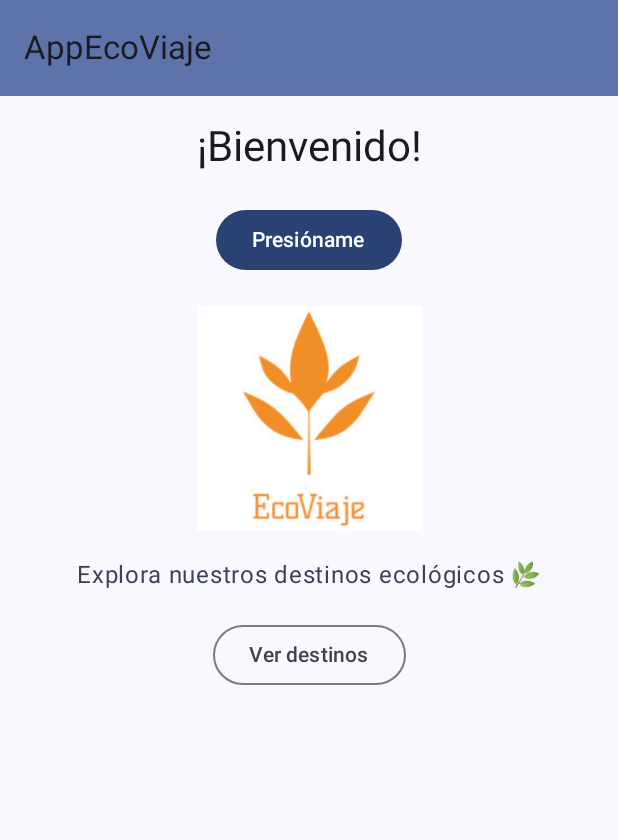
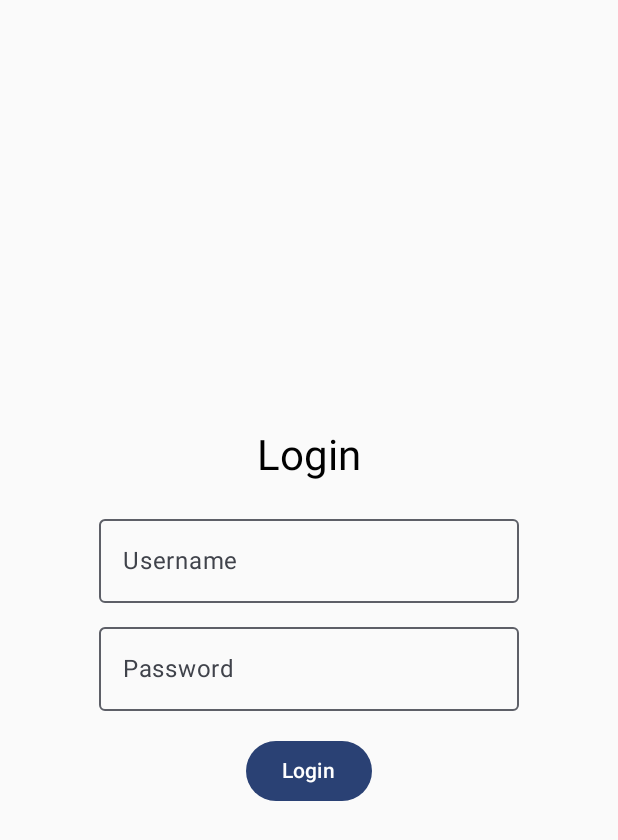
Before and after one commit to MartinPapic/EcoViaje, an Android app built with Jetpack Compose: the screen it shows after launch (MainActivity), on a phone screen of 412 x 824 dp. Shown: the top 840 px of the screen. Run offline under Robolectric (Android 15) with nearby library versions, the phone set to English and light mode, and no system bars.

Commit message:
feat: Implement basic login flow
Adds a login screen and basic navigation to the home screen.

- Creates a `LoginScreen.kt` composable with username and password fields.
- Implements a `NavGraph.kt` to manage navigation between the login and home screens.
- Updates `MainActivity.kt` to use the `NavGraph`.
- Updates `HomeScreen.kt` to be a navigation destination.

```diff
--- a/app/src/main/java/com/appecoviaje/MainActivity.kt
+++ b/app/src/main/java/com/appecoviaje/MainActivity.kt
@@ -4,14 +4,14 @@ import android.os.Bundle
 import androidx.activity.ComponentActivity
 import androidx.activity.compose.setContent
 import com.appecoviaje.theme.AppEcoViajeTheme
-import com.appecoviaje.ui.HomeScreen // ✅ importa la pantalla inicial
+import com.appecoviaje.ui.NavGraph
 
 class MainActivity : ComponentActivity() {
     override fun onCreate(savedInstanceState: Bundle?) {
         super.onCreate(savedInstanceState)
         setContent {
             AppEcoViajeTheme {
-                HomeScreen() // ✅ Aquí carga la pantalla inicial
+                NavGraph()
             }
         }
     }
--- a/app/src/main/java/com/appecoviaje/ui/HomeScreen.kt
+++ b/app/src/main/java/com/appecoviaje/ui/HomeScreen.kt
@@ -1,21 +1,19 @@
-package com.appecoviaje.ui // ✅ el mismo namespace del proyecto
+package com.appecoviaje.ui
 
-import androidx.compose.foundation.Image
-import androidx.compose.foundation.layout.* // ✅ import correcto para Column, padding, fillMaxSize, etc.
-import androidx.compose.material3.* // ✅ para Scaffold, TopAppBar, Button, Text
+import androidx.compose.foundation.layout.*
+import androidx.compose.material3.*
 import androidx.compose.runtime.Composable
 import androidx.compose.ui.Alignment
 import androidx.compose.ui.Modifier
-import androidx.compose.ui.layout.ContentScale
-import androidx.compose.ui.res.painterResource
 import androidx.compose.ui.tooling.preview.Preview
 import androidx.compose.ui.unit.dp
-import com.appecoviaje.R // ✅ usa tu paquete correcto
+import androidx.navigation.NavController
+import androidx.navigation.compose.rememberNavController
+import com.appecoviaje.theme.AppEcoViajeTheme
 
 @OptIn(ExperimentalMaterial3Api::class)
 @Composable
-fun HomeScreen() {
-    // 🧭 Estructura principal de la pantalla
+fun HomeScreen(navController: NavController) {
     Scaffold(
         topBar = {
             TopAppBar(
@@ -26,62 +24,38 @@ fun HomeScreen() {
             )
         }
     ) { innerPadding ->
-        // 📐 Contenedor principal con espaciado y padding
         Column(
             modifier = Modifier
                 .padding(innerPadding)
                 .fillMaxSize()
                 .padding(16.dp),
-            verticalArrangement = Arrangement.spacedBy(20.dp), // ✅ Espaciado uniforme
-            horizontalAlignment = Alignment.CenterHorizontally // ✅ Centrado horizontal
+            verticalArrangement = Arrangement.Center,
+            horizontalAlignment = Alignment.CenterHorizontally
         ) {
-            // 📝 Texto de bienvenida
             Text(
-                text = "¡Bienvenido!",
-                style = MaterialTheme.typography.headlineMedium,
-                color = MaterialTheme.colorScheme.onBackground
+                text = "Pantalla Principal",
+                style = MaterialTheme.typography.headlineMedium
             )
-
-            // 🔘 Botón con color del tema
-            Button(
-                onClick = { /* Acción futura */ },
-                colors = ButtonDefaults.buttonColors(
-                    containerColor = MaterialTheme.colorScheme.primary
-                )
-            ) {
-                Text("Presióname")
+            Spacer(modifier = Modifier.height(32.dp))
+            Button(onClick = { /* navController.navigate("planning") */ }) {
+                Text("Planificación de Viajes")
             }
-
-            // 🖼️ Imagen del logo
-            Image(
-                painter = painterResource(id = R.drawable.ecoviajelogo),
-                contentDescription = "Logo App",
-                modifier = Modifier
-                    .fillMaxWidth()
-                    .height(150.dp),
-                contentScale = ContentScale.Fit
-            )
-
-            // ➕ Elemento extra para probar: texto adicional
-            Text(
-                text = "Explora nuestros destinos ecológicos 🌿",
-                style = MaterialTheme.typography.bodyLarge,
-                color = MaterialTheme.colorScheme.secondary
-            )
-
-            // ➕ Otro elemento extra: botón secundario
-            OutlinedButton(onClick = { /* Navegar a otra vista */ }) {
-                Text("Ver destinos")
+            Spacer(modifier = Modifier.height(16.dp))
+            Button(onClick = { /* navController.navigate("bookings") */ }) {
+                Text("Reservas")
+            }
+            Spacer(modifier = Modifier.height(16.dp))
+            Button(onClick = { /* navController.navigate("experiences") */ }) {
+                Text("Intercambio de Experiencias")
             }
         }
     }
 }
 
-// 👀 Vista previa en Android Studio
 @Preview(showBackground = true)
 @Composable
 fun HomeScreenPreview() {
-    MaterialTheme {
-        HomeScreen()
+    AppEcoViajeTheme {
+        HomeScreen(rememberNavController())
     }
 }
--- /dev/null
+++ b/app/src/main/java/com/appecoviaje/ui/LoginScreen.kt
@@ -0,0 +1,54 @@
+package com.appecoviaje.ui
+
+import androidx.compose.foundation.layout.*
+import androidx.compose.material3.*
+import androidx.compose.runtime.*
+import androidx.compose.ui.Alignment
+import androidx.compose.ui.Modifier
+import androidx.compose.ui.text.input.PasswordVisualTransformation
+import androidx.compose.ui.tooling.preview.Preview
+import androidx.compose.ui.unit.dp
+import androidx.navigation.NavController
+import androidx.navigation.compose.rememberNavController
+import com.appecoviaje.theme.AppEcoViajeTheme
+
+@Composable
+fun LoginScreen(navController: NavController) {
+    var username by remember { mutableStateOf("") }
+    var password by remember { mutableStateOf("") }
+
+    Column(
+        modifier = Modifier
+            .fillMaxSize()
+            .padding(16.dp),
+        verticalArrangement = Arrangement.Center,
+        horizontalAlignment = Alignment.CenterHorizontally
+    ) {
+        Text(text = "Login", style = MaterialTheme.typography.headlineMedium)
+        Spacer(modifier = Modifier.height(16.dp))
+        OutlinedTextField(
+            value = username,
+            onValueChange = { username = it },
+            label = { Text("Username") }
+        )
+        Spacer(modifier = Modifier.height(8.dp))
+        OutlinedTextField(
+            value = password,
+            onValueChange = { password = it },
+            label = { Text("Password") },
+            visualTransformation = PasswordVisualTransformation()
+        )
+        Spacer(modifier = Modifier.height(16.dp))
+        Button(onClick = { navController.navigate("home") }) {
+            Text("Login")
+        }
+    }
+}
+
+@Preview(showBackground = true)
+@Composable
+fun LoginScreenPreview() {
+    AppEcoViajeTheme {
+        LoginScreen(rememberNavController())
+    }
+}
--- /dev/null
+++ b/app/src/main/java/com/appecoviaje/ui/NavGraph.kt
@@ -0,0 +1,15 @@
+package com.appecoviaje.ui
+
+import androidx.compose.runtime.Composable
+import androidx.navigation.compose.NavHost
+import androidx.navigation.compose.composable
+import androidx.navigation.compose.rememberNavController
+
+@Composable
+fun NavGraph() {
+    val navController = rememberNavController()
+    NavHost(navController = navController, startDestination = "login") {
+        composable("login") { LoginScreen(navController) }
+        composable("home") { HomeScreen(navController) }
+    }
+}
```
